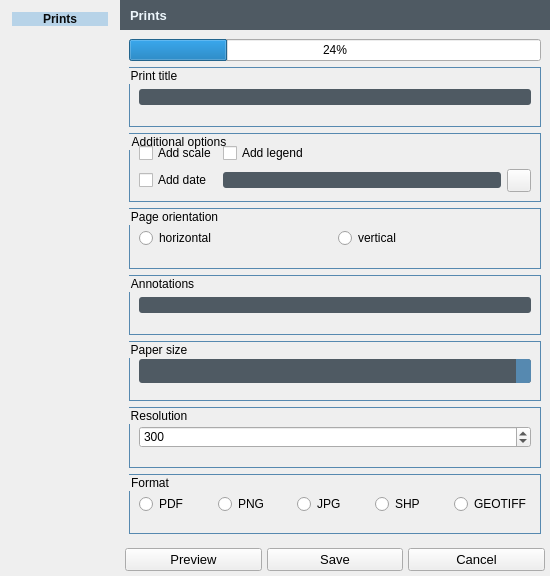
Above: wydruk_dialog.ui from GIAPspzoo/GIAP_PolaMap_lite before the change. Below: the same form after it.
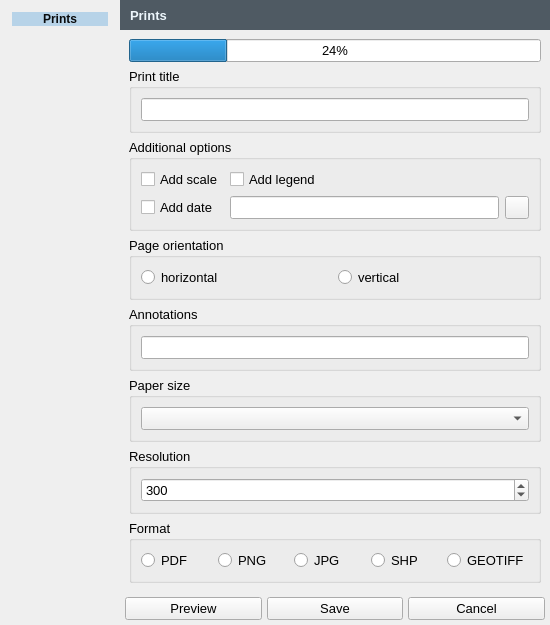
That is the form after the change. Icons and pictures are not drawn.

```diff
--- a/wydruk_dialog.ui
+++ b/wydruk_dialog.ui
@@ -39,63 +39,7 @@
     <normaloff>:/plugins/giap_layout/icons/giap_logo.png</normaloff>:/plugins/giap_layout/icons/giap_logo.png</iconset>
   </property>
   <property name="styleSheet">
-   <string notr="true">
-QComboBox
-{
-	selection-background-color: #6fb1e3;
-    background-color: #4f5a63;
-	border: None;
-	border-radius: 3px;
-	padding: 2px;
-	font: 9pt &quot;Segoe UI&quot;;
-    height: 20px;
-}
-
-QComboBox:on
-{
-	background-color: #4f5a63;
-	padding-top: 3px;
-	padding-left: 1px;
-	selection-background-color: #4a4a4a;
-}
-
-QComboBox QAbstractItemView
-{
-	background-color: #4f5a63;
-	border-radius: 4px;
-	border: 1px solid  #6fb1e3;
-	selection-background-color: #4f5a63;
-    padding: 4px 10px 4px 10px;
-    width: 1.9em;
-}
-
-QComboBox::drop-down
-{
-	subcontrol-origin: padding;
-	subcontrol-position: top right;
-	width: 15px;
-    background-color: #5689b0;
-	border-left-width: 0;
-	border-left-color:  #1a2936;
-	border-left-style: solid;
-	border-top-right-radius: 3px;
-	border-bottom-right-radius: 3px;
-}
-
-QLineEdit
-{
-	border: None;
-    border-radius: 3px;
-    background-color: #4f5a63;
-}
-
-QLineEdit:focus{
-    border: 1px solid #5689B0;
-}
-
-QGroupBox {
-border: 1px solid #5689b0;
-}</string>
+   <string notr="true"/>
   </property>
   <property name="locale">
    <locale language="English" country="UnitedKingdom"/>
```
